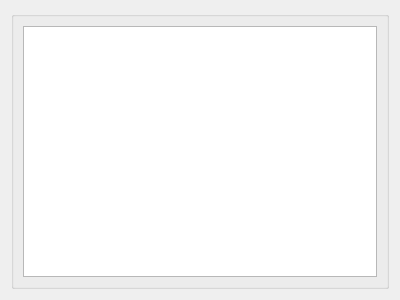
Old version of the form dexbot/views/ui/tabs/text_tab.ui in the repository xeroc/stakemachine.
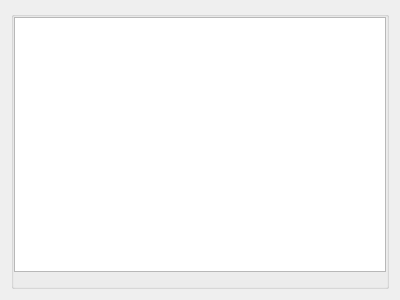
New version of the form.

The edit to the form file:
```diff
--- a/dexbot/views/ui/tabs/text_tab.ui
+++ b/dexbot/views/ui/tabs/text_tab.ui
@@ -20,8 +20,30 @@
       <string/>
      </property>
      <layout class="QVBoxLayout" name="verticalLayout_15">
+      <property name="spacing">
+       <number>0</number>
+      </property>
+      <property name="leftMargin">
+       <number>0</number>
+      </property>
+      <property name="topMargin">
+       <number>0</number>
+      </property>
+      <property name="rightMargin">
+       <number>0</number>
+      </property>
+      <property name="bottomMargin">
+       <number>0</number>
+      </property>
       <item>
-       <widget class="QTextBrowser" name="text"/>
+       <widget class="QPlainTextEdit" name="text"/>
+      </item>
+      <item>
+       <widget class="QLabel" name="status_label">
+        <property name="text">
+         <string/>
+        </property>
+       </widget>
       </item>
      </layout>
     </widget>
```
